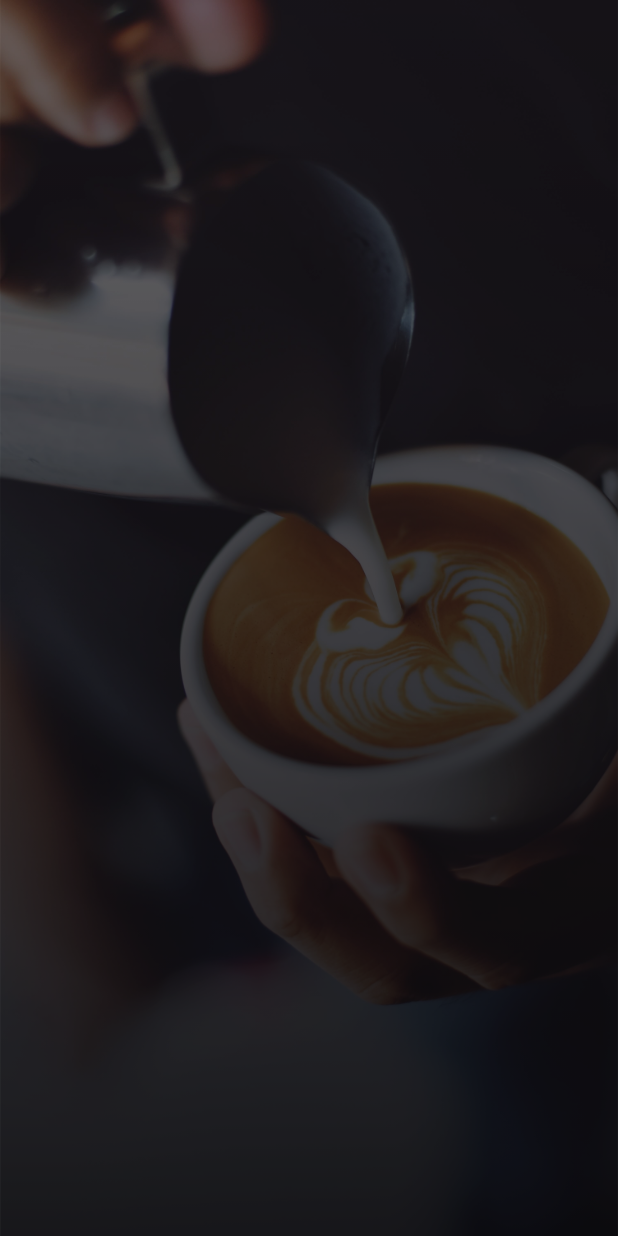
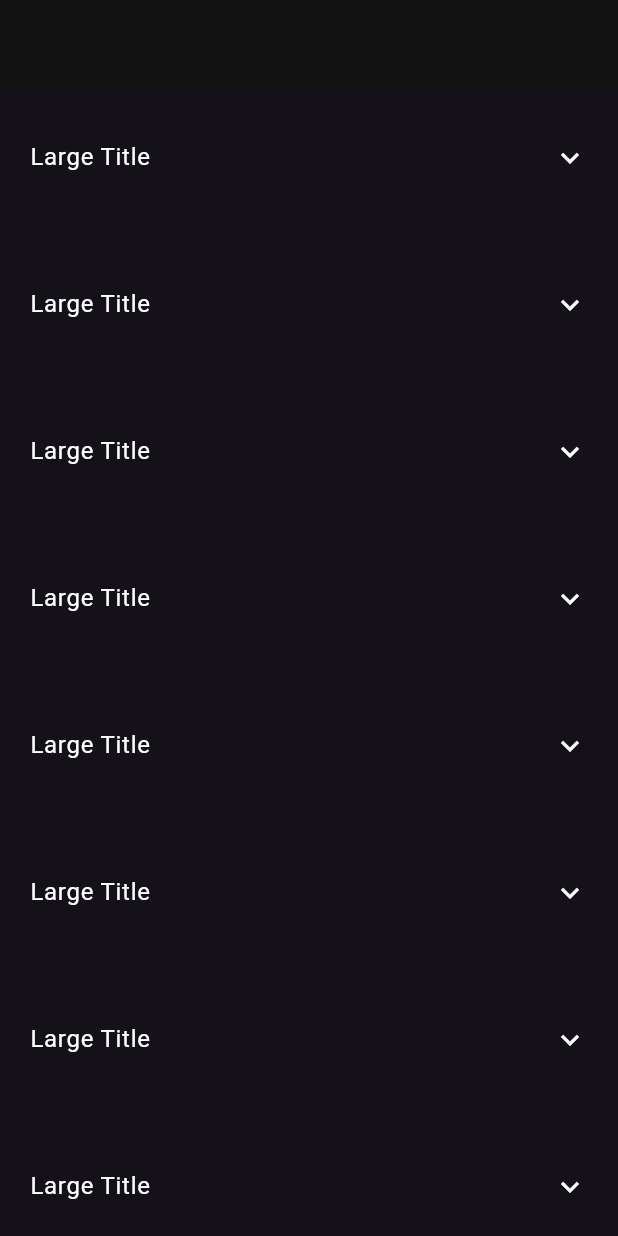
Before and after one commit to NathanDraco22/coffee-app, a Flutter app: the first screen one second after launch, on a phone screen of 412 x 824 dp. Run offline on Flutter 3.47's test engine with Material 2 defaults, Android fonts, the phone set to English and light mode, and no system bars.

Commit message:
tile started

```diff
--- a/lib/main.dart
+++ b/lib/main.dart
@@ -1,4 +1,5 @@
 import 'package:app_coffee/src/login/presentation/login_page_view.dart';
+import 'package:app_coffee/src/menu/presentation/menu_screen.dart';
 import 'package:flutter/material.dart';
 
 void main() => runApp(const MyApp());
@@ -24,7 +25,7 @@ class MyApp extends StatelessWidget {
         )
       ),
       title:'Coffee App',
-      home: const LoginPageView()
+      home: const MenuScreen()
     );
   }
 }
--- /dev/null
+++ b/lib/src/menu/presentation/menu_screen.dart
@@ -0,0 +1,39 @@
+import 'package:flutter/material.dart';
+
+
+class MenuScreen extends StatelessWidget {
+  const MenuScreen({super.key});
+
+  @override
+  Widget build(BuildContext context) {
+    return Scaffold(
+      appBar: AppBar(),
+      body: ListView.builder(
+        itemCount: 10,
+        itemBuilder: (context, index) {
+          return ExpansionTile(
+            title: const Text("Large Title"),
+            tilePadding: EdgeInsets.all(20),
+            children: [
+              SizedBox(
+                height: 200,
+                child: ListView.builder(
+                  physics: const BouncingScrollPhysics(),
+                  padding: const EdgeInsets.symmetric(horizontal: 10),
+                  scrollDirection: Axis.horizontal,
+                  itemCount: 10,
+                  itemBuilder: (context, index) => Container(
+                    margin: const EdgeInsets.symmetric(horizontal: 4,vertical: 8),
+                    width: 140,
+                    child: const Placeholder(
+                      fallbackHeight: 300,
+                    )),
+                ),
+              )
+            ],
+          );
+        },
+      )
+    );
+  }
+}
```
